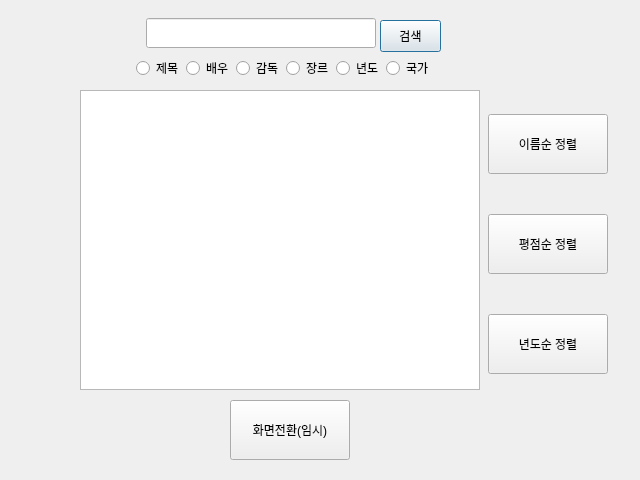
Qt form database_src/v1/window/mainActivity.ui (DDongYul/Database-FinalProject) before a commit.
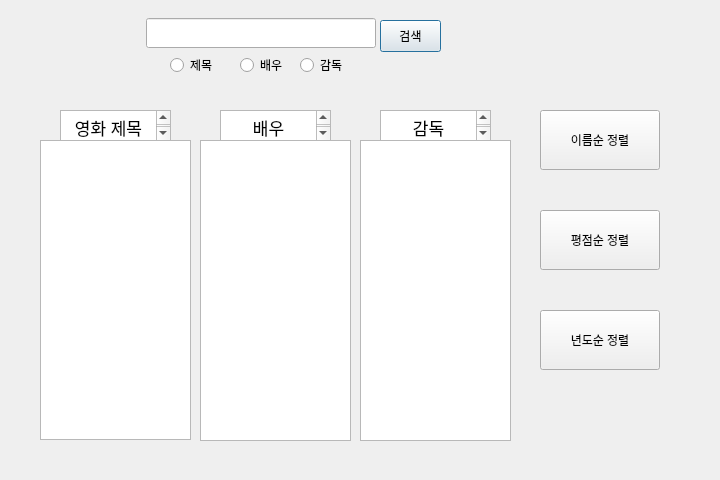
The same form after that commit.

```diff
--- a/database_src/v1/window/mainActivity.ui
+++ b/database_src/v1/window/mainActivity.ui
@@ -6,7 +6,7 @@
    <rect>
     <x>0</x>
     <y>0</y>
-    <width>640</width>
+    <width>720</width>
     <height>480</height>
    </rect>
   </property>
@@ -16,8 +16,8 @@
   <widget class="QRadioButton" name="radioButtonTitle">
    <property name="geometry">
     <rect>
-     <x>136</x>
-     <y>53</y>
+     <x>170</x>
+     <y>50</y>
      <width>60</width>
      <height>30</height>
     </rect>
@@ -29,8 +29,8 @@
   <widget class="QRadioButton" name="radioButtonActor">
    <property name="geometry">
     <rect>
-     <x>186</x>
-     <y>53</y>
+     <x>240</x>
+     <y>50</y>
      <width>60</width>
      <height>30</height>
     </rect>
@@ -42,8 +42,8 @@
   <widget class="QRadioButton" name="radioButtonDirector">
    <property name="geometry">
     <rect>
-     <x>236</x>
-     <y>53</y>
+     <x>300</x>
+     <y>50</y>
      <width>60</width>
      <height>30</height>
     </rect>
@@ -52,45 +52,6 @@
     <string>감독</string>
    </property>
   </widget>
-  <widget class="QRadioButton" name="radioButtonGenre">
-   <property name="geometry">
-    <rect>
-     <x>286</x>
-     <y>53</y>
-     <width>60</width>
-     <height>30</height>
-    </rect>
-   </property>
-   <property name="text">
-    <string>장르</string>
-   </property>
-  </widget>
-  <widget class="QRadioButton" name="radioButtonYear">
-   <property name="geometry">
-    <rect>
-     <x>336</x>
-     <y>53</y>
-     <width>60</width>
-     <height>30</height>
-    </rect>
-   </property>
-   <property name="text">
-    <string>년도</string>
-   </property>
-  </widget>
-  <widget class="QRadioButton" name="radioButtonCountry">
-   <property name="geometry">
-    <rect>
-     <x>386</x>
-     <y>53</y>
-     <width>60</width>
-     <height>30</height>
-    </rect>
-   </property>
-   <property name="text">
-    <string>국가</string>
-   </property>
-  </widget>
   <widget class="QLineEdit" name="lineEdit">
    <property name="geometry">
     <rect>
@@ -120,9 +81,9 @@
   <widget class="QListWidget" name="listWidget">
    <property name="geometry">
     <rect>
-     <x>80</x>
-     <y>90</y>
-     <width>400</width>
+     <x>40</x>
+     <y>140</y>
+     <width>151</width>
      <height>300</height>
     </rect>
    </property>
@@ -130,8 +91,8 @@
   <widget class="QPushButton" name="sortNameButton">
    <property name="geometry">
     <rect>
-     <x>488</x>
-     <y>114</y>
+     <x>540</x>
+     <y>110</y>
      <width>120</width>
      <height>60</height>
     </rect>
@@ -143,8 +104,8 @@
   <widget class="QPushButton" name="sortYearButton">
    <property name="geometry">
     <rect>
-     <x>488</x>
-     <y>314</y>
+     <x>540</x>
+     <y>310</y>
      <width>120</width>
      <height>60</height>
     </rect>
@@ -156,8 +117,8 @@
   <widget class="QPushButton" name="sortRateButton">
    <property name="geometry">
     <rect>
-     <x>488</x>
-     <y>214</y>
+     <x>540</x>
+     <y>210</y>
      <width>120</width>
      <height>60</height>
     </rect>
@@ -166,17 +127,75 @@
     <string>평점순 정렬</string>
    </property>
   </widget>
-  <widget class="QPushButton" name="tempButton">
+  <widget class="QListWidget" name="listWidget2">
    <property name="geometry">
     <rect>
-     <x>230</x>
-     <y>400</y>
-     <width>120</width>
-     <height>60</height>
+     <x>200</x>
+     <y>140</y>
+     <width>151</width>
+     <height>301</height>
     </rect>
    </property>
-   <property name="text">
-    <string>화면전환(임시)</string>
+  </widget>
+  <widget class="QListWidget" name="listWidget3">
+   <property name="geometry">
+    <rect>
+     <x>360</x>
+     <y>140</y>
+     <width>151</width>
+     <height>301</height>
+    </rect>
+   </property>
+  </widget>
+  <widget class="QTextEdit" name="textEdit">
+   <property name="geometry">
+    <rect>
+     <x>60</x>
+     <y>110</y>
+     <width>111</width>
+     <height>31</height>
+    </rect>
+   </property>
+   <property name="html">
+    <string>&lt;!DOCTYPE HTML PUBLIC &quot;-//W3C//DTD HTML 4.0//EN&quot; &quot;http://www.w3.org/TR/REC-html40/strict.dtd&quot;&gt;
+&lt;html&gt;&lt;head&gt;&lt;meta name=&quot;qrichtext&quot; content=&quot;1&quot; /&gt;&lt;style type=&quot;text/css&quot;&gt;
+p, li { white-space: pre-wrap; }
+&lt;/style&gt;&lt;/head&gt;&lt;body style=&quot; font-family:'.AppleSystemUIFont'; font-size:13pt; font-weight:400; font-style:normal;&quot;&gt;
+&lt;p align=&quot;center&quot; style=&quot; margin-top:0px; margin-bottom:0px; margin-left:0px; margin-right:0px; -qt-block-indent:0; text-indent:0px;&quot;&gt;영화 제목&lt;/p&gt;&lt;/body&gt;&lt;/html&gt;</string>
+   </property>
+  </widget>
+  <widget class="QTextEdit" name="textEdit_2">
+   <property name="geometry">
+    <rect>
+     <x>220</x>
+     <y>110</y>
+     <width>111</width>
+     <height>31</height>
+    </rect>
+   </property>
+   <property name="html">
+    <string>&lt;!DOCTYPE HTML PUBLIC &quot;-//W3C//DTD HTML 4.0//EN&quot; &quot;http://www.w3.org/TR/REC-html40/strict.dtd&quot;&gt;
+&lt;html&gt;&lt;head&gt;&lt;meta name=&quot;qrichtext&quot; content=&quot;1&quot; /&gt;&lt;style type=&quot;text/css&quot;&gt;
+p, li { white-space: pre-wrap; }
+&lt;/style&gt;&lt;/head&gt;&lt;body style=&quot; font-family:'.AppleSystemUIFont'; font-size:13pt; font-weight:400; font-style:normal;&quot;&gt;
+&lt;p align=&quot;center&quot; style=&quot; margin-top:0px; margin-bottom:0px; margin-left:0px; margin-right:0px; -qt-block-indent:0; text-indent:0px;&quot;&gt;배우&lt;/p&gt;&lt;/body&gt;&lt;/html&gt;</string>
+   </property>
+  </widget>
+  <widget class="QTextEdit" name="textEdit_3">
+   <property name="geometry">
+    <rect>
+     <x>380</x>
+     <y>110</y>
+     <width>111</width>
+     <height>31</height>
+    </rect>
+   </property>
+   <property name="html">
+    <string>&lt;!DOCTYPE HTML PUBLIC &quot;-//W3C//DTD HTML 4.0//EN&quot; &quot;http://www.w3.org/TR/REC-html40/strict.dtd&quot;&gt;
+&lt;html&gt;&lt;head&gt;&lt;meta name=&quot;qrichtext&quot; content=&quot;1&quot; /&gt;&lt;style type=&quot;text/css&quot;&gt;
+p, li { white-space: pre-wrap; }
+&lt;/style&gt;&lt;/head&gt;&lt;body style=&quot; font-family:'.AppleSystemUIFont'; font-size:13pt; font-weight:400; font-style:normal;&quot;&gt;
+&lt;p align=&quot;center&quot; style=&quot; margin-top:0px; margin-bottom:0px; margin-left:0px; margin-right:0px; -qt-block-indent:0; text-indent:0px;&quot;&gt;감독&lt;/p&gt;&lt;/body&gt;&lt;/html&gt;</string>
    </property>
   </widget>
  </widget>
```
